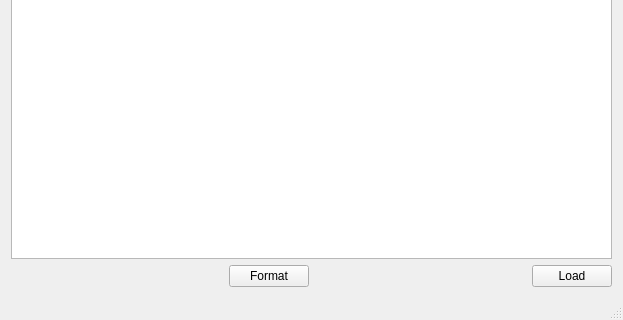
Old version of the form win/exfatDlg/exfatdlg.ui in the repository aspirefhaha/exfat_forwin; both pictures show x 0 to 623 and y 167 to 487 of the 623 by 487 pixel window.
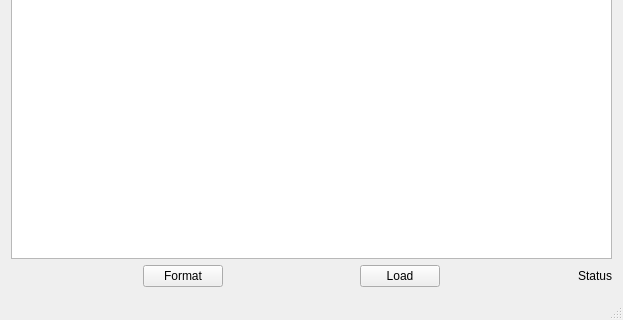
New version of the form.

Commit message: stunning read and write speed

Diff of the .ui file:
```diff
--- a/win/exfatDlg/exfatdlg.ui
+++ b/win/exfatDlg/exfatdlg.ui
@@ -63,6 +63,26 @@
         </property>
        </widget>
       </item>
+      <item>
+       <spacer name="horizontalSpacer_3">
+        <property name="orientation">
+         <enum>Qt::Horizontal</enum>
+        </property>
+        <property name="sizeHint" stdset="0">
+         <size>
+          <width>40</width>
+          <height>20</height>
+         </size>
+        </property>
+       </spacer>
+      </item>
+      <item>
+       <widget class="QLabel" name="lb_speed">
+        <property name="text">
+         <string>Status</string>
+        </property>
+       </widget>
+      </item>
      </layout>
     </item>
    </layout>
```
The commit also changes 10 other files.
